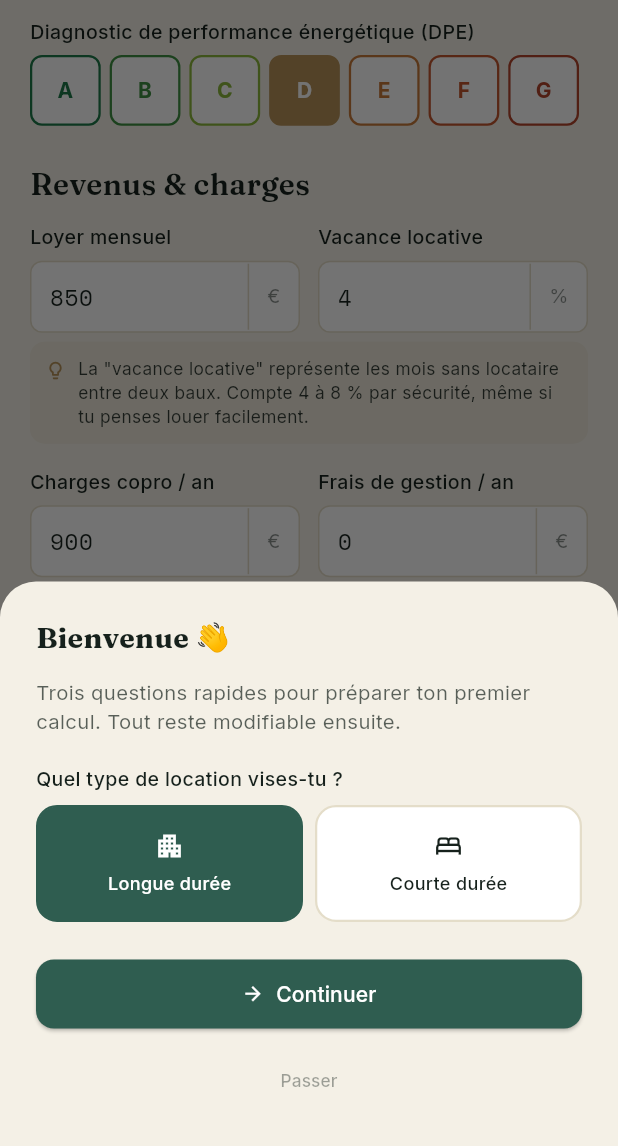
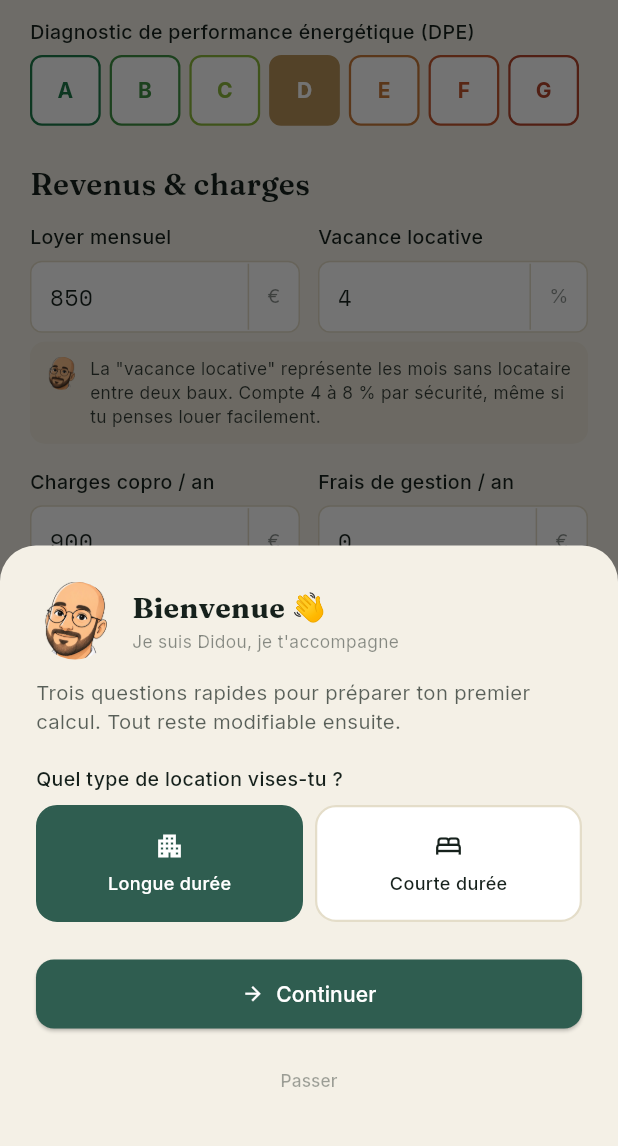
Before and after one commit to didouscossss/Didou-immo, a Flutter app: the screen it shows after launch, scrolled down 576 dp, on a phone screen of 412 x 824 dp, the part 71-1217 px from its top. Run offline on Flutter 3.47's test engine with Material 3 defaults, Android fonts, the phone set to English and light mode, and no system bars; our stand-ins replace cloud_firestore, firebase_auth, fl_chart, google_fonts, google_sign_in, in_app_purchase and 1 more; accounts and stored records are empty.

Commit message:
Ajoute Didou, le mascot, comme guide dans l'app
- assets/images/didou.png : illustration complète (utilisée sur l'écran
  d'onboarding, en-tête des 2 étapes)
- assets/images/didou_face.png : recadrage serré sur le visage, utilisé
  comme avatar dans les encadrés "Tip" (mode novice), à la place de
  l'icône ampoule — c'est désormais Didou qui donne le conseil
- Fondu + léger rebond (Curves.easeOutBack) à l'apparition des Tips et
  du bandeau d'onboarding, pour donner un peu de vie sans distraire
- Tests : vérifie que l'onboarding affiche bien didou_face.png et se
  parcourt sans erreur

Co-Authored-By: Claude Sonnet 5 <noreply@anthropic.com>
Claude-Session: https://claude.ai/code/session_01NBqLjwkqjP62ZSYp1E2rxG

```diff
--- a/lib/screens/rendement/onboarding_sheet.dart
+++ b/lib/screens/rendement/onboarding_sheet.dart
@@ -13,10 +13,31 @@ class OnboardingSheet extends StatefulWidget {
   State<OnboardingSheet> createState() => _OnboardingSheetState();
 }
 
-class _OnboardingSheetState extends State<OnboardingSheet> {
+class _OnboardingSheetState extends State<OnboardingSheet> with SingleTickerProviderStateMixin {
   int _step = 0;
   RentalMode _mode = RentalMode.longue;
   double _budget = 180000;
+
+  late final AnimationController _didouController = AnimationController(
+    vsync: this,
+    duration: const Duration(milliseconds: 500),
+  );
+  late final Animation<double> _didouScale =
+      CurvedAnimation(parent: _didouController, curve: Curves.easeOutBack);
+  late final Animation<double> _didouFade =
+      CurvedAnimation(parent: _didouController, curve: const Interval(0, 0.6, curve: Curves.easeOut));
+
+  @override
+  void initState() {
+    super.initState();
+    _didouController.forward();
+  }
+
+  @override
+  void dispose() {
+    _didouController.dispose();
+    super.dispose();
+  }
 
   void _finish() => widget.onFinish(_mode, _budget);
 
@@ -38,8 +59,40 @@ class _OnboardingSheetState extends State<OnboardingSheet> {
                 mainAxisSize: MainAxisSize.min,
                 crossAxisAlignment: CrossAxisAlignment.start,
                 children: [
-                  Text(_step == 0 ? 'Bienvenue 👋' : 'Ton budget',
-                      style: AppTextStyles.serif(fontSize: 19, fontWeight: FontWeight.w700, color: AppColors.ink)),
+                  Row(
+                    crossAxisAlignment: CrossAxisAlignment.center,
+                    children: [
+                      FadeTransition(
+                        opacity: _didouFade,
+                        child: ScaleTransition(
+                          scale: _didouScale,
+                          child: ClipOval(
+                            child: Image.asset(
+                              'assets/images/didou_face.png',
+                              width: 52,
+                              height: 52,
+                              fit: BoxFit.cover,
+                            ),
+                          ),
+                        ),
+                      ),
+                      const SizedBox(width: 12),
+                      Expanded(
+                        child: Column(
+                          crossAxisAlignment: CrossAxisAlignment.start,
+                          mainAxisSize: MainAxisSize.min,
+                          children: [
+                            Text(_step == 0 ? 'Bienvenue 👋' : 'Ton budget',
+                                style: AppTextStyles.serif(fontSize: 19, fontWeight: FontWeight.w700, color: AppColors.ink)),
+                            Text(
+                              _step == 0 ? "Je suis Didou, je t'accompagne" : 'Encore une question et on y est',
+                              style: AppTextStyles.sans(fontSize: 11.5, color: AppColors.ink.withValues(alpha: 0.5)),
+                            ),
+                          ],
+                        ),
+                      ),
+                    ],
+                  ),
                   const SizedBox(height: 4),
                   if (_step == 0) ..._buildStepMode() else ..._buildStepBudget(),
                   const SizedBox(height: 24),
--- a/lib/widgets/tip.dart
+++ b/lib/widgets/tip.dart
@@ -1,14 +1,48 @@
 import 'package:flutter/material.dart';
 import '../theme/app_theme.dart';
 
-/// Conseil contextuel pour le mode "novice" — équivalent de `Tip`.
-class Tip extends StatelessWidget {
+/// Conseil contextuel pour le mode "novice", présenté par Didou — équivalent
+/// de `Tip` dans le prototype (l'ampoule y est remplacée par son visage).
+/// Apparaît avec un léger fondu + rebond pour donner l'impression que
+/// Didou "prend la parole", sans que ce soit distrayant.
+class Tip extends StatefulWidget {
   final String text;
   const Tip(this.text, {super.key});
 
   @override
+  State<Tip> createState() => _TipState();
+}
+
+class _TipState extends State<Tip> with SingleTickerProviderStateMixin {
+  late final AnimationController _controller = AnimationController(
+    vsync: this,
+    duration: const Duration(milliseconds: 420),
+  );
+  late final Animation<double> _scale =
+      CurvedAnimation(parent: _controller, curve: Curves.easeOutBack);
+  late final Animation<double> _fade =
+      CurvedAnimation(parent: _controller, curve: const Interval(0, 0.6, curve: Curves.easeOut));
+
+  @override
+  void initState() {
+    super.initState();
+    _controller.forward();
+  }
+
+  @override
+  void dispose() {
+    _controller.dispose();
+    super.dispose();
+  }
+
+  @override
   Widget build(BuildContext context) {
-    return Container(
+    return FadeTransition(
+      opacity: _fade,
+      child: ScaleTransition(
+        scale: _scale,
+        alignment: Alignment.centerLeft,
+        child: Container(
           margin: const EdgeInsets.only(top: 6, bottom: 4),
           padding: const EdgeInsets.all(10),
           decoration: BoxDecoration(
@@ -18,19 +52,25 @@ class Tip extends StatelessWidget {
           child: Row(
             crossAxisAlignment: CrossAxisAlignment.start,
             children: [
-          const Padding(
-            padding: EdgeInsets.only(top: 2),
-            child: Icon(Icons.lightbulb_outline, size: 14, color: AppColors.gold),
+              ClipOval(
+                child: Image.asset(
+                  'assets/images/didou_face.png',
+                  width: 22,
+                  height: 22,
+                  fit: BoxFit.cover,
+                ),
               ),
               const SizedBox(width: 8),
               Expanded(
                 child: Text(
-              text,
+                  widget.text,
                   style: AppTextStyles.sans(fontSize: 11.5, color: AppColors.ink.withValues(alpha: 0.85)),
                 ),
               ),
             ],
           ),
+        ),
+      ),
     );
   }
 }
--- a/pubspec.yaml
+++ b/pubspec.yaml
@@ -41,3 +41,5 @@ dev_dependencies:
 
 flutter:
   uses-material-design: true
+  assets:
+    - assets/images/
```
Also changed, not shown: assets/images/didou.png (added), assets/images/didou_face.png (added), 1 other file. Lines whose indentation alone changed are shown as unchanged.
